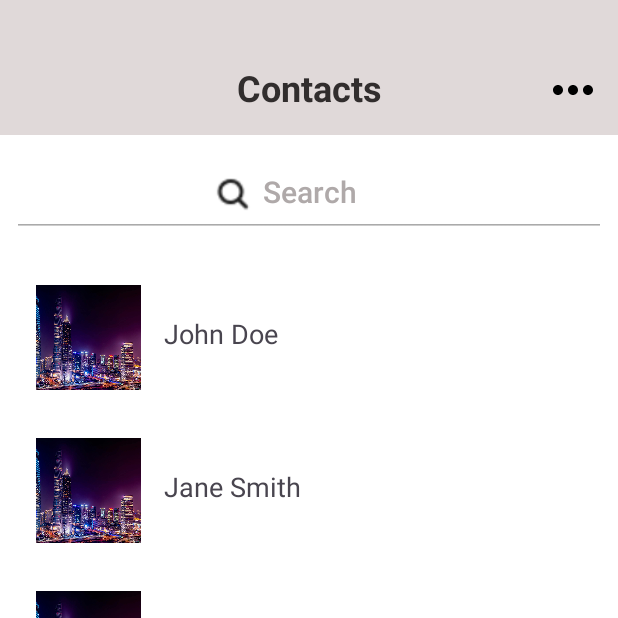
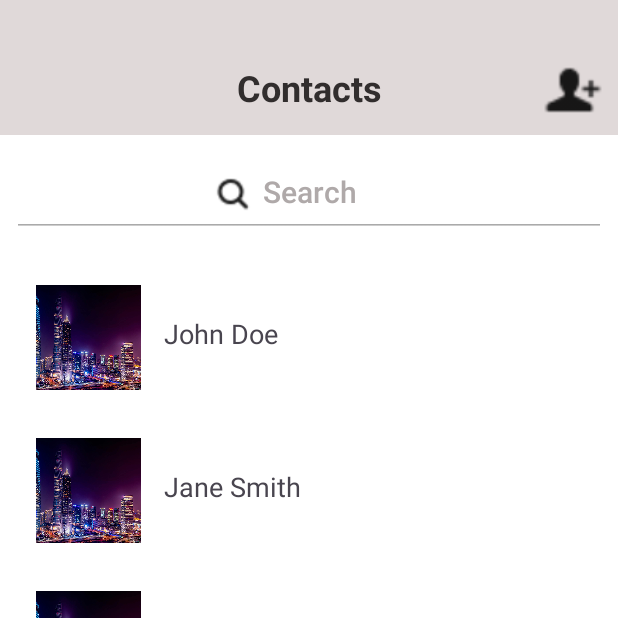
Before and after one commit to SyedSaifHossain/G-Chat-Application, an Android app built with Jetpack Compose: the screen it shows after launch (MainActivity), item 2 of the bottom bar chosen, on a phone screen of 412 x 824 dp, the top half of it. Run offline under Robolectric (Android 15) with nearby library versions, the phone set to English and light mode, and no system bars.

Commit message:
Icon has been changed in contacts fragment

```diff
--- a/app/src/main/java/com/syedsaifhossain/g_chatapplication/HomeFragment.kt
+++ b/app/src/main/java/com/syedsaifhossain/g_chatapplication/HomeFragment.kt
@@ -18,6 +18,7 @@ class HomeFragment : Fragment() {
     private var _binding: FragmentHomeBinding? = null
     private val binding get() = _binding!! // Use non-null assertion
 
+    @RequiresApi(Build.VERSION_CODES.Q)
     @SuppressLint("SuspiciousIndentation")
     override fun onCreateView(
         inflater: LayoutInflater, container: ViewGroup?,
--- a/app/src/main/res/layout/fragment_contact.xml
+++ b/app/src/main/res/layout/fragment_contact.xml
@@ -38,7 +38,7 @@
             android:layout_alignParentEnd="true"
             android:layout_marginTop="10dp"
             android:layout_marginEnd="10dp"
-            android:src="@drawable/moreicon"
+            android:src="@drawable/addfriendsfilledicon"
             app:tint="#000000" />
     </RelativeLayout>
 
```
